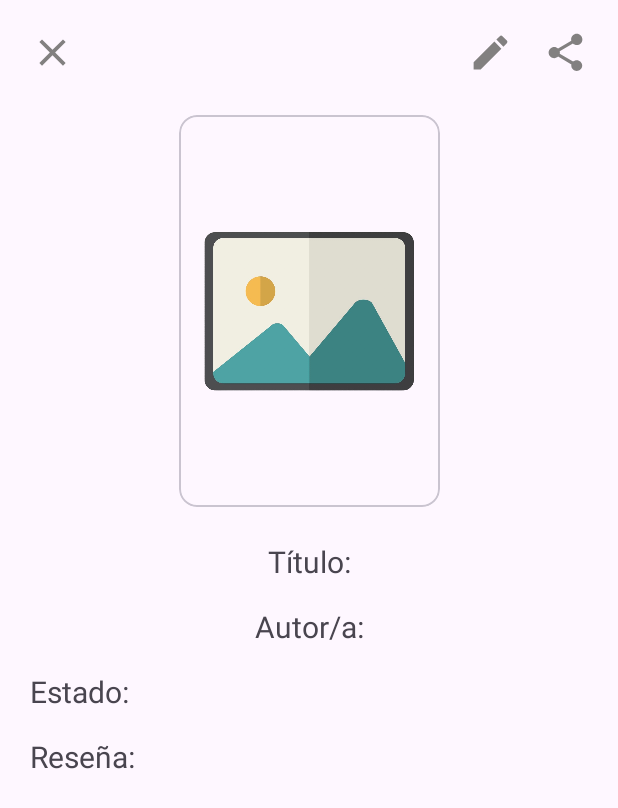
After one commit to anaClara-Der/appLibros, an Android app: the layout fragment_book_details.xml on its own in the app's theme, with its tools: preview values and no code run, on a phone screen of 412 x 824 dp. The commit adds this screen. Shown: the top 808 px of the screen. Run offline under Robolectric (Android 15) with nearby library versions, the phone set to English and light mode, and no system bars.

Commit message:
Fragment que se despliega al elegir un libro. Falta hacer que se pueda editar

```diff
--- /dev/null
+++ b/app/src/main/res/drawable/ic_edit.xml
@@ -0,0 +1,5 @@
+<vector xmlns:android="http://schemas.android.com/apk/res/android" android:height="24dp" android:tint="#828080" android:viewportHeight="24" android:viewportWidth="24" android:width="24dp">
+
+    <path android:fillColor="@android:color/white" android:pathData="M3,17.25V21h3.75L17.81,9.94l-3.75,-3.75L3,17.25zM20.71,7.04c0.39,-0.39 0.39,-1.02 0,-1.41l-2.34,-2.34c-0.39,-0.39 -1.02,-0.39 -1.41,0l-1.83,1.83 3.75,3.75 1.83,-1.83z"/>
+
+</vector>
--- /dev/null
+++ b/app/src/main/res/drawable/ic_share.xml
@@ -0,0 +1,5 @@
+<vector xmlns:android="http://schemas.android.com/apk/res/android" android:height="24dp" android:tint="#828080" android:viewportHeight="24" android:viewportWidth="24" android:width="24dp">
+
+    <path android:fillColor="@android:color/white" android:pathData="M18,16.08c-0.76,0 -1.44,0.3 -1.96,0.77L8.91,12.7c0.05,-0.23 0.09,-0.46 0.09,-0.7s-0.04,-0.47 -0.09,-0.7l7.05,-4.11c0.54,0.5 1.25,0.81 2.04,0.81 1.66,0 3,-1.34 3,-3s-1.34,-3 -3,-3 -3,1.34 -3,3c0,0.24 0.04,0.47 0.09,0.7L8.04,9.81C7.5,9.31 6.79,9 6,9c-1.66,0 -3,1.34 -3,3s1.34,3 3,3c0.79,0 1.5,-0.31 2.04,-0.81l7.12,4.16c-0.05,0.21 -0.08,0.43 -0.08,0.65 0,1.61 1.31,2.92 2.92,2.92 1.61,0 2.92,-1.31 2.92,-2.92s-1.31,-2.92 -2.92,-2.92z"/>
+
+</vector>
--- a/app/src/main/res/layout/activity_home.xml
+++ b/app/src/main/res/layout/activity_home.xml
@@ -30,7 +30,6 @@
         app:layout_constraintTop_toBottomOf="@+id/nameHome"
         android:layout_marginTop="20dp"
         android:drawableStart="@drawable/ic_search"
-        android:drawableEnd="@drawable/ic_close"
         android:hint="Libro, autor/a"
         android:textSize="16sp"
         android:padding="15dp"
--- /dev/null
+++ b/app/src/main/res/layout/fragment_book_details.xml
@@ -0,0 +1,110 @@
+<?xml version="1.0" encoding="utf-8"?>
+<androidx.constraintlayout.widget.ConstraintLayout xmlns:android="http://schemas.android.com/apk/res/android"
+    xmlns:app="http://schemas.android.com/apk/res-auto"
+    xmlns:tools="http://schemas.android.com/tools"
+    android:layout_width="match_parent"
+    android:layout_height="match_parent"
+    tools:context=".ui.fragments.BookDetailsFragment"
+    android:padding="20dp">
+
+
+    <ImageView
+        android:id="@+id/closeFragent"
+        android:layout_width="30dp"
+        android:layout_height="30dp"
+        android:src="@drawable/ic_close"
+        app:layout_constraintStart_toStartOf="parent"
+        app:layout_constraintTop_toTopOf="parent" />
+
+    <ImageView
+        android:id="@+id/editFragment"
+        android:layout_width="30dp"
+        android:layout_height="30dp"
+        android:layout_marginEnd="20dp"
+        android:src="@drawable/ic_edit"
+        app:layout_constraintEnd_toStartOf="@+id/shareFragment"
+        app:layout_constraintTop_toTopOf="parent"></ImageView>
+
+
+    <ImageView
+        android:id="@+id/shareFragment"
+        android:layout_width="30dp"
+        android:layout_height="30dp"
+        android:src="@drawable/ic_share"
+        app:layout_constraintEnd_toEndOf="parent"
+        app:layout_constraintTop_toTopOf="parent"></ImageView>
+
+    <com.google.android.material.card.MaterialCardView
+        android:id="@+id/cardImgFrag"
+        android:layout_width="0dp"
+        android:layout_height="0dp"
+        android:background="@color/white"
+        app:cardElevation="0dp"
+        app:cardUseCompatPadding="true"
+        app:layout_constraintEnd_toEndOf="parent"
+        app:layout_constraintHeight_percent="0.35"
+        app:layout_constraintStart_toStartOf="parent"
+        app:layout_constraintTop_toBottomOf="@+id/editFragment"
+        app:layout_constraintWidth_percent="0.5"
+        android:layout_marginTop="20dp">
+
+
+        <ImageView
+            android:id="@+id/imgFrag"
+            android:layout_width="match_parent"
+            android:layout_height="match_parent" android:adjustViewBounds="true"
+            android:scaleType="centerCrop"
+            android:src="@drawable/upload_img"
+            app:layout_constraintBottom_toBottomOf="parent"
+            app:layout_constraintEnd_toEndOf="parent"
+            app:layout_constraintStart_toStartOf="parent"
+            app:layout_constraintTop_toTopOf="parent"></ImageView>
+    </com.google.android.material.card.MaterialCardView>
+
+    <TextView
+        android:id="@+id/titleFragment"
+        android:layout_width="match_parent"
+        android:layout_height="wrap_content"
+        android:gravity="center"
+        android:text="Título:"
+        android:textSize="20sp"
+        app:layout_constraintEnd_toEndOf="parent"
+        app:layout_constraintStart_toStartOf="parent"
+        app:layout_constraintTop_toBottomOf="@+id/cardImgFrag"
+        android:layout_marginTop="16dp"></TextView>
+
+    <TextView
+        android:id="@+id/authorFragment"
+        android:layout_width="match_parent"
+        android:layout_height="wrap_content"
+        android:gravity="center"
+        android:text="Autor/a:"
+        android:textSize="20sp"
+        app:layout_constraintEnd_toEndOf="parent"
+        app:layout_constraintStart_toStartOf="parent"
+        app:layout_constraintTop_toBottomOf="@+id/titleFragment"
+        android:layout_marginTop="16dp"></TextView>
+
+    <TextView
+        android:id="@+id/stateFragment"
+        android:layout_width="match_parent"
+        android:layout_height="wrap_content"
+        android:text="Estado:"
+        android:textSize="20sp"
+        app:layout_constraintEnd_toEndOf="parent"
+        app:layout_constraintStart_toStartOf="parent"
+        app:layout_constraintTop_toBottomOf="@+id/authorFragment"
+        android:layout_marginTop="16dp"></TextView>
+
+    <TextView
+        android:id="@+id/reviewFragment"
+        android:layout_width="match_parent"
+        android:layout_height="wrap_content"
+        android:text="Reseña:"
+        android:textSize="20sp"
+        app:layout_constraintEnd_toEndOf="parent"
+        app:layout_constraintStart_toStartOf="parent"
+        app:layout_constraintTop_toBottomOf="@+id/stateFragment"
+        android:layout_marginTop="16dp"></TextView>
+
+</androidx.constraintlayout.widget.ConstraintLayout>
```
Also changed, not shown: app/src/main/java/com/example/libros/adapter/BookAdapter.kt (+7 -1 lines), app/src/main/java/com/example/libros/db/BooksDataBaseHelper.kt (+16 -0 lines), app/src/main/java/com/example/libros/ui/activity/AddBookActivity.kt (+47 -9 lines), app/src/main/java/com/example/libros/ui/activity/HomeActivity.kt (+67 -18 lines), app/src/main/java/com/example/libros/ui/fragments/BookDetailsFragment.kt (added, +120 -0 lines).
